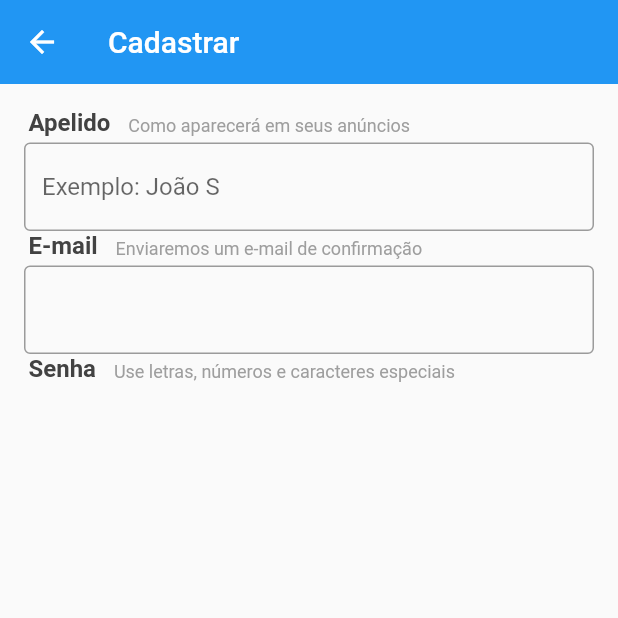
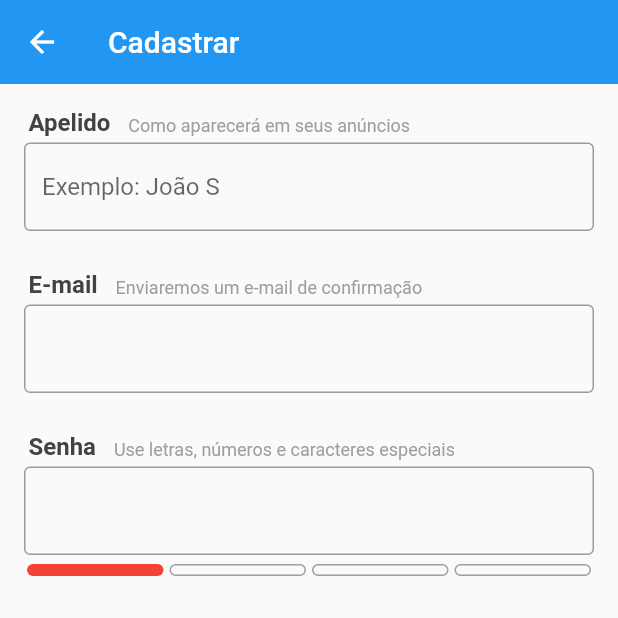
Before and after one commit to dieinimymaganha/olx, a Flutter app: the SignUpScreen screen opened directly, on a phone screen of 412 x 824 dp, the top half of it. Run offline on Flutter 3.47's test engine with Material 2 defaults, Android fonts, the phone set to English and light mode, and no system bars; our stand-ins replace brasil_fields, parse_server_sdk, rxdart.

Commit message:
285 - 20 - Calculando a Força da senha

```diff
--- a/xlo/lib/screens/signup/signup_screen.dart
+++ b/xlo/lib/screens/signup/signup_screen.dart
@@ -1,5 +1,6 @@
 import 'package:flutter/material.dart';
 import 'package:xlo/screens/signup/widgets/field_title.dart';
+import 'package:xlo/screens/signup/widgets/password_field.dart';
 
 class SignUpScreen extends StatefulWidget {
   @override
@@ -35,6 +36,7 @@ class _SignUpScreenState extends State<SignUpScreen> {
                 return null;
               },
             ),
+            const SizedBox(height: 26,),
             const FieldTitle(
               title: 'E-mail',
               subtitle: 'Enviaremos um e-mail de confirmação',
@@ -50,10 +52,12 @@ class _SignUpScreenState extends State<SignUpScreen> {
                 return null;
               },
             ),
+            const SizedBox(height: 26,),
             const FieldTitle(
               title: 'Senha',
               subtitle: 'Use letras, números e caracteres especiais',
             ),
+            PasswordField(),
           ],
         ),
       ),
--- /dev/null
+++ b/xlo/lib/screens/signup/widgets/password_field.dart
@@ -0,0 +1,76 @@
+import 'package:flutter/material.dart';
+
+class PasswordField extends StatelessWidget {
+  @override
+  Widget build(BuildContext context) {
+
+    Widget _buildBar(int n, String pass){
+      final int level = _calcScore(pass);
+      return Expanded(
+        child: Container(
+          margin: const EdgeInsets.symmetric(horizontal: 2),
+          decoration: BoxDecoration(
+              borderRadius: const BorderRadius.all(Radius.circular(5)),
+              color: n <= level ? _getColor(level) : Colors.transparent,
+              border: n > level ? Border.all(color: Colors.grey) : null
+          ),
+        ),
+      );
+    }
+
+    return FormField<String>(
+      initialValue: '',
+      builder: (state){
+        return Column(
+          children: <Widget>[
+            TextField(
+              decoration: const InputDecoration(border: OutlineInputBorder()),
+              obscureText: true,
+              onChanged: state.didChange,
+            ),
+            Container(
+              margin: const EdgeInsets.only(top: 6),
+              height: 8,
+              child: Row(
+                children: <Widget>[
+                  _buildBar(0, state.value),
+                  _buildBar(1, state.value),
+                  _buildBar(2, state.value),
+                  _buildBar(3, state.value),
+                ],
+              ),
+            ),
+          ],
+        );
+      },
+    );
+  }
+
+  int _calcScore(String text){
+    int score = 0;
+    if(text.length > 8)
+      score += 1;
+    if(text.contains(RegExp(r'[0-9]')))
+      score += 1;
+    if(text.contains(RegExp(r'[A-Z]')))
+      score += 1;
+    return score;
+  }
+
+  Color _getColor(int level) {
+    switch (level) {
+      case 0:
+        return Colors.red;
+      case 1:
+        return Colors.orange;
+      case 2:
+        return Colors.greenAccent;
+      case 3:
+        return Colors.green;
+      default:
+        return Colors.red;
+    }
+  }
+
+
+}
```
